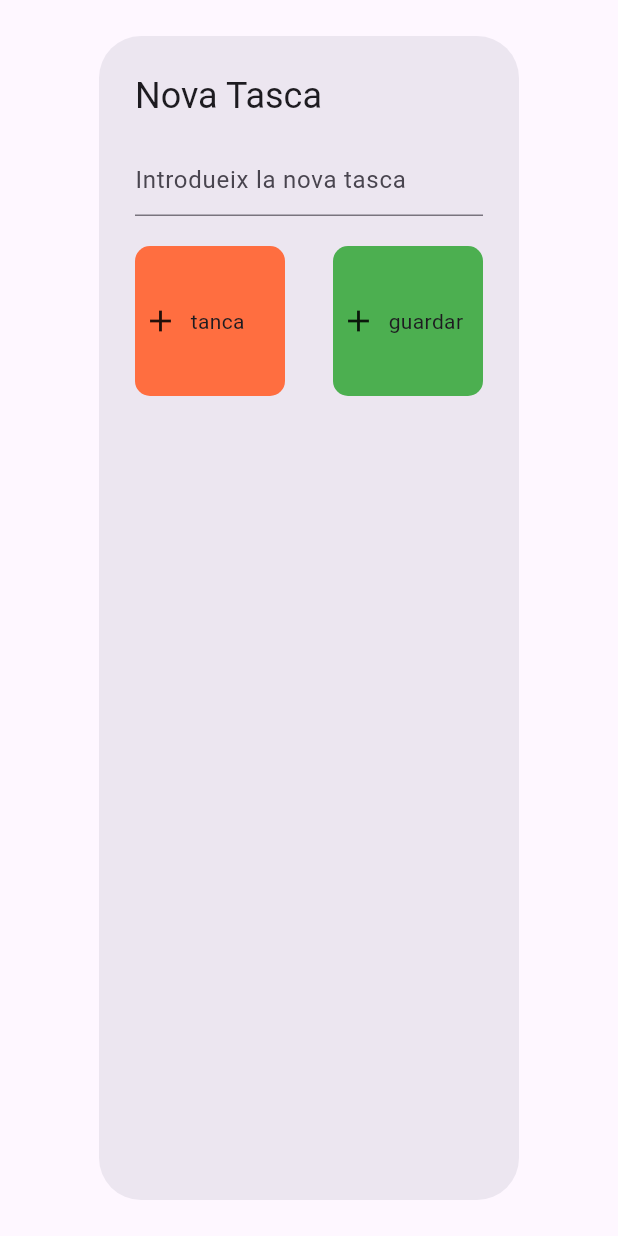
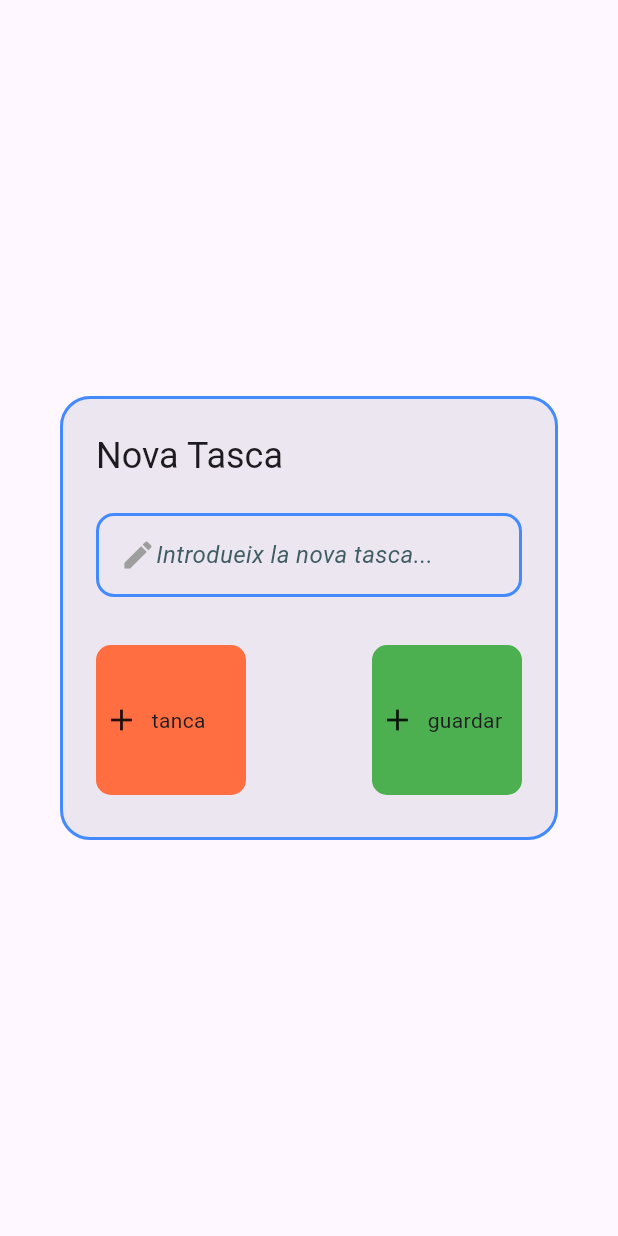
Before and after one commit to hectoRAlvarez-DAM/app_tasques, a Flutter app: the DialogNovatasca widget shown alone on an empty page, opened directly, on a phone screen of 412 x 824 dp. Run offline on Flutter 3.47's test engine with Material 3 defaults, Android fonts, the phone set to English and light mode, and no system bars.

Commit message:
Estilo dialog acabado

```diff
--- a/flutter_application_1/lib/components/dialog_novaTasca.dart
+++ b/flutter_application_1/lib/components/dialog_novaTasca.dart
@@ -1,5 +1,6 @@
 import 'package:flutter/material.dart';
 import 'package:flutter_application_1/components/boton_dialog.dart';
+import 'package:flutter_application_1/components/textFieldPerso.dart';
 
 class DialogNovatasca extends StatelessWidget {
   const DialogNovatasca({super.key});
@@ -7,16 +8,21 @@ class DialogNovatasca extends StatelessWidget {
   @override
   Widget build(BuildContext context) {
     return AlertDialog(
+
+      shape:  RoundedRectangleBorder(
+        borderRadius: BorderRadius.circular(20),
+        side: BorderSide(color: Colors.blueAccent, width: 2),
+      ),
         title: const Text('Nova Tasca'),
         content: Container(
+
+          width: double.maxFinite,
+          height: 200,
           child: Column(
+          mainAxisAlignment: MainAxisAlignment.spaceEvenly,
             children: [
-              TextField(
-                decoration: const InputDecoration(
-                  hintText: 'Introdueix la nova tasca',
-                ),
 
-              ),
+              Textfieldperso(),
               SizedBox(height: 20),
               Row(
                 mainAxisAlignment: MainAxisAlignment.spaceBetween,
--- /dev/null
+++ b/flutter_application_1/lib/components/textFieldPerso.dart
@@ -0,0 +1,51 @@
+import 'package:flutter/material.dart';
+
+class Textfieldperso extends StatelessWidget {
+  const Textfieldperso({super.key});
+
+  @override
+  Widget build(BuildContext context) {
+    return TextField(
+      cursorColor: Colors.red,
+      cursorWidth: 18,
+
+      style: TextStyle(
+
+        color: const Color.fromARGB(255, 236, 3, 3),
+        fontSize: 15,
+        fontStyle: FontStyle.normal,
+
+      ),
+      decoration: InputDecoration(
+        hint: Row(
+
+          children: [
+            Icon(Icons.edit, color: Colors.grey,),
+            Text("Introdueix la nova tasca..."
+            , style: TextStyle(
+              color: const Color.fromARGB(255, 64, 92, 99),
+              fontSize: 16,
+              fontStyle: FontStyle.italic,
+            ),),
+          ],
+        ),
+        filled: false,
+        fillColor: Colors.green,
+        enabledBorder: OutlineInputBorder(
+          borderRadius: BorderRadius.circular(12),
+          borderSide: BorderSide(
+            color: Colors.blueAccent,
+            width: 2,
+          ),
+        ),
+        focusedBorder: UnderlineInputBorder(
+          borderRadius: BorderRadius.circular(12),
+          borderSide: BorderSide(
+            color: Colors.green,
+            width: 2,
+          ),
+        ),
+      ),
+    );
+  }
+}
```
